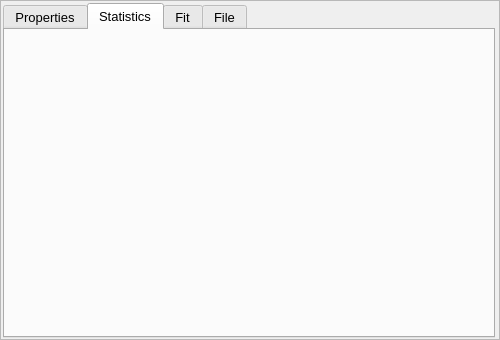
Above: code/display/region/QtRegionState.ui from radio-astro/casa before the change. Below: the same form after it.
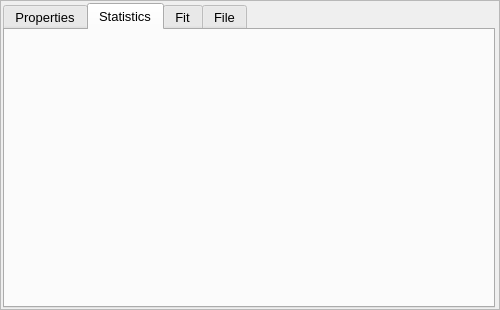
That is the form after the change. The open tabs and pages were chosen to show the change.

What changed in the file:
```diff
--- a/code/display/region/QtRegionState.ui
+++ b/code/display/region/QtRegionState.ui
@@ -7,13 +7,19 @@
     <x>0</x>
     <y>0</y>
     <width>500</width>
-    <height>340</height>
+    <height>310</height>
    </rect>
   </property>
   <property name="minimumSize">
    <size>
     <width>500</width>
-    <height>340</height>
+    <height>310</height>
+   </size>
+  </property>
+  <property name="maximumSize">
+   <size>
+    <width>16777215</width>
+    <height>310</height>
    </size>
   </property>
   <property name="windowTitle">
@@ -1373,8 +1379,8 @@
         <rect>
          <x>-5</x>
          <y>0</y>
-         <width>458</width>
-         <height>291</height>
+         <width>491</width>
+         <height>230</height>
         </rect>
        </property>
        <property name="minimumSize">
@@ -1383,6 +1389,12 @@
          <height>220</height>
         </size>
        </property>
+       <property name="maximumSize">
+        <size>
+         <width>500</width>
+         <height>230</height>
+        </size>
+       </property>
        <property name="currentIndex">
         <number>-1</number>
        </property>
```
